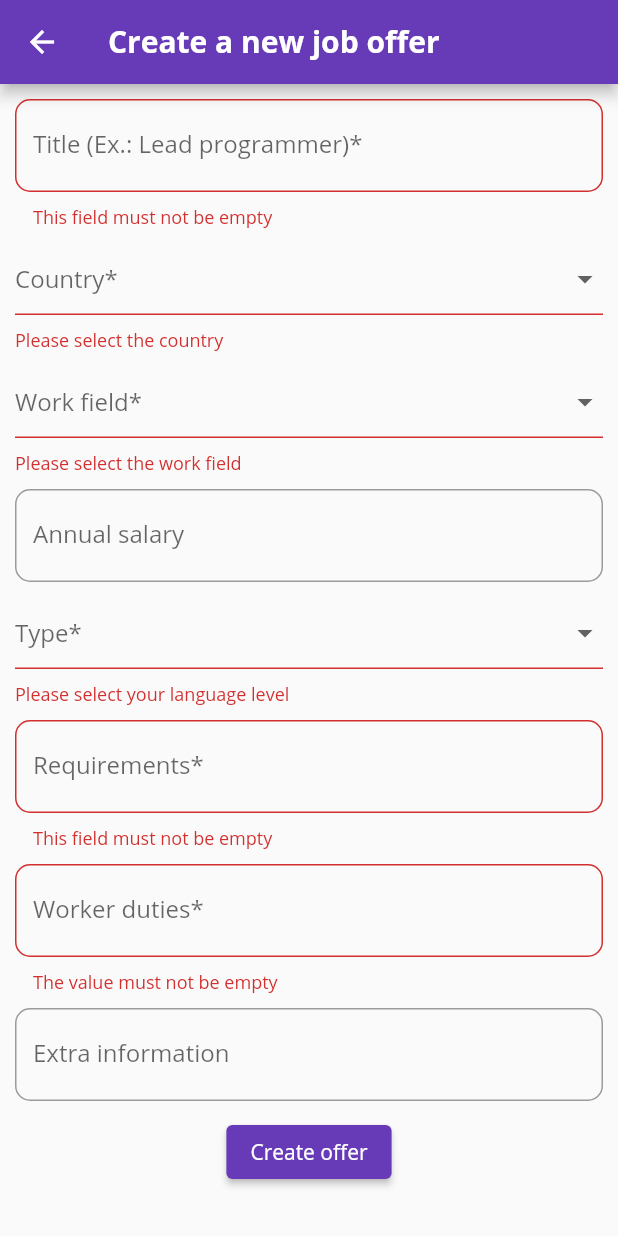
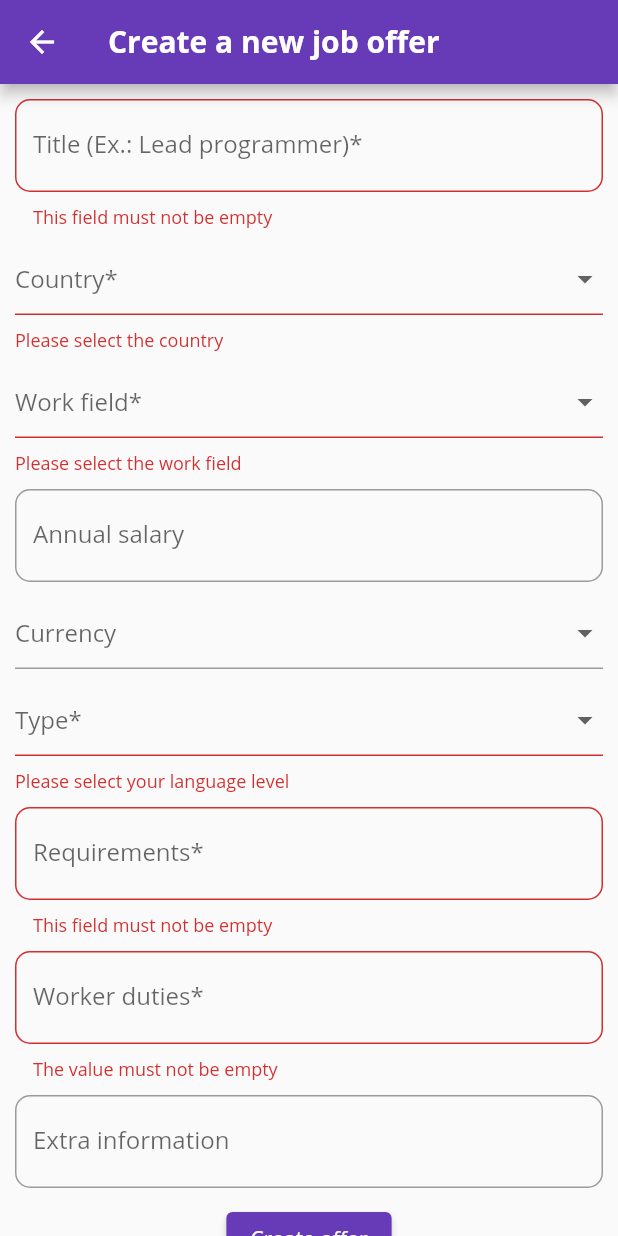
Before and after one commit to AlbertCayuela/GamesValleyRepository, a Flutter app: the CreateOfferScreen screen opened by its route, after a tap on "Create offer", on a phone screen of 412 x 824 dp. Run offline on Flutter 3.47's test engine with Material 2 defaults, Android fonts, the phone set to English and light mode, and no system bars; our stand-ins replace cloud_firestore, file_picker, firebase_auth, firebase_core, firebase_storage, image_picker and 1 more; missing offline and left inert: advance_pdf_viewer; accounts and stored records are empty.

Commit message:
uploading currency when uploading an offer

```diff
--- a/lib/repositories/user_repository.dart
+++ b/lib/repositories/user_repository.dart
@@ -302,6 +302,7 @@ class UserRepository {
       @required String type,
       @required String requirements,
       @required String workerDuties,
+      String currency,
       String extraInformation}) async {
     String companyName;
     String companyDescription;
@@ -335,6 +336,7 @@ class UserRepository {
       extraInformation,
       uuid = Uuid().v1().toString(),
       firebaseAuth.currentUser.uid,
+      currency,
     ];
 
     db.collection('offers').doc(firebaseAuth.currentUser.uid).update({
--- a/lib/screens/company/company_create_offer_screen.dart
+++ b/lib/screens/company/company_create_offer_screen.dart
@@ -12,6 +12,7 @@ class _CreateOfferScreenState extends State<CreateOfferScreen> {
   String country;
   String workField;
   String type;
+  String currency;
 
   TextEditingController _titleController = TextEditingController();
   TextEditingController _salaryController = TextEditingController();
@@ -561,8 +562,49 @@ class _CreateOfferScreenState extends State<CreateOfferScreen> {
                         if (value.isNotEmpty && !isNumeric(value)) {
                           return 'The value must be a number';
                         }
+                        return null;
                       },
                       autovalidateMode: AutovalidateMode.onUserInteraction,
+                    ),
+                    SizedBox(height: 10),
+                    DropdownButtonFormField(
+                      isExpanded: true,
+                      value: currency,
+                      validator: (value) {
+                        if (_salaryController.text.isNotEmpty &&
+                            value == null) {
+                          return 'Plese select a currency';
+                        }
+                        return null;
+                      },
+                      hint: Text('Currency'),
+                      items: [
+                        DropdownMenuItem(
+                          child: Text('USD'),
+                          value: 'USD',
+                        ),
+                        DropdownMenuItem(
+                          child: Text('EUR'),
+                          value: 'EUR',
+                        ),
+                        DropdownMenuItem(
+                          child: Text('GBP'),
+                          value: 'GBP',
+                        ),
+                        DropdownMenuItem(
+                          child: Text('AUD'),
+                          value: 'AUD',
+                        ),
+                        DropdownMenuItem(
+                          child: Text('CAD'),
+                          value: 'CAD',
+                        ),
+                      ],
+                      onChanged: (value) {
+                        setState(() {
+                          currency = value;
+                        });
+                      },
                     ),
                     SizedBox(height: 10),
                     DropdownButtonFormField(
@@ -656,6 +698,7 @@ class _CreateOfferScreenState extends State<CreateOfferScreen> {
                                   annualSalary: _salaryController.text,
                                   extraInformation:
                                       _extraInformationController.text,
+                                  currency: currency,
                                 )
                                 .then((_) {
                               Navigator.pop(context);
```
Also changed, not shown: 1 other file.
